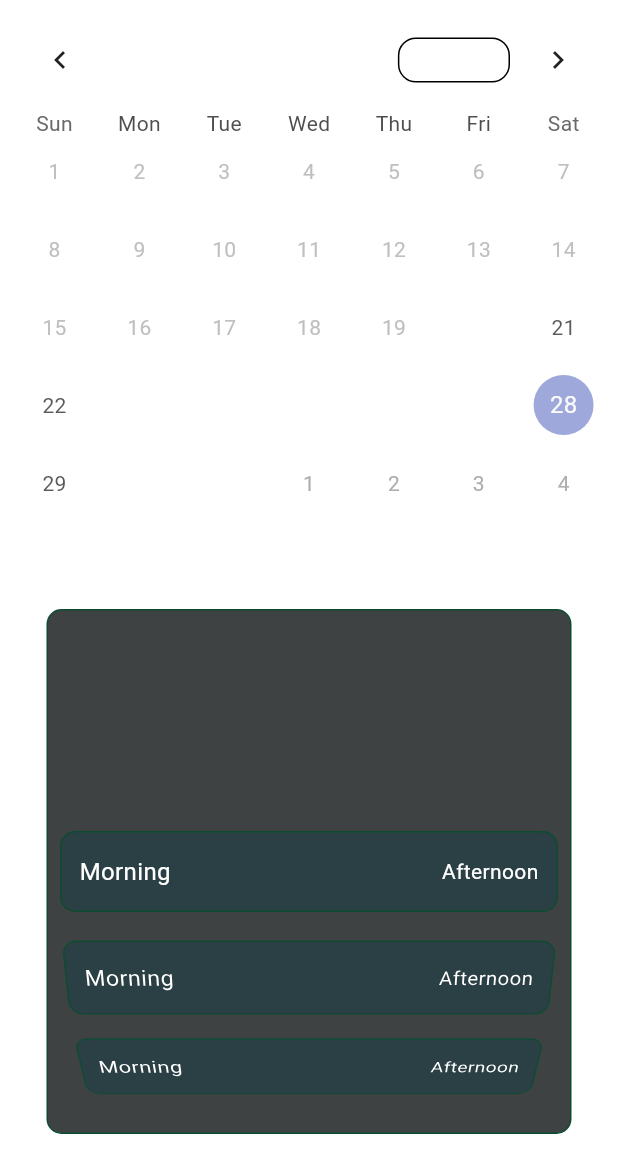
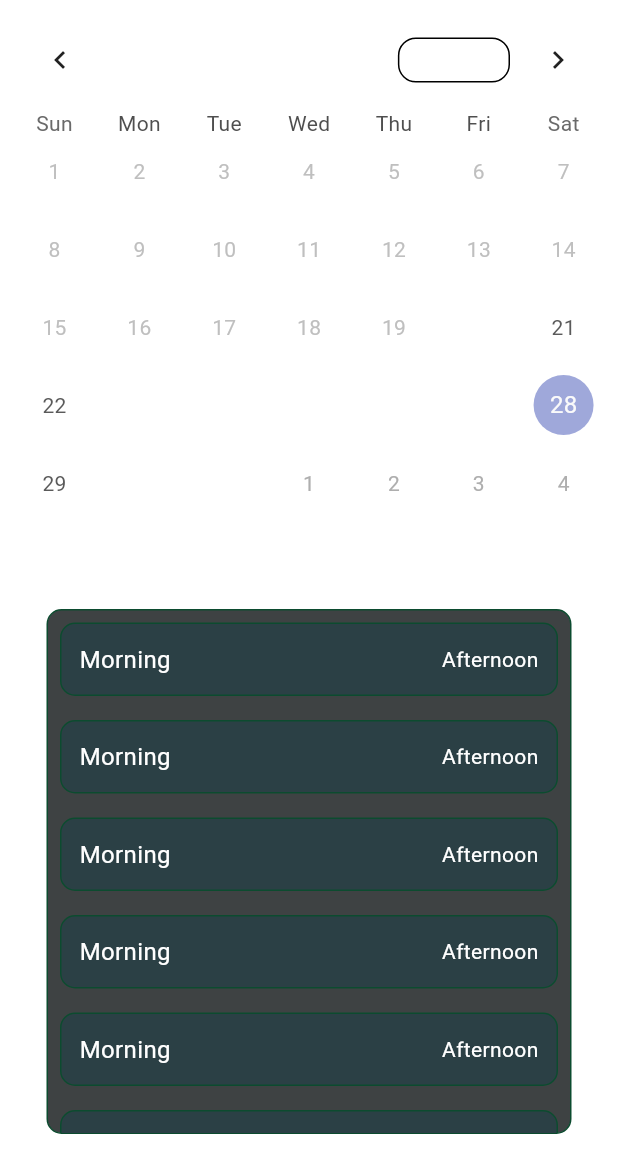
Before and after one commit to Fuadseid/checklist_app_for_medical_tab_user, a Flutter app: the screen it shows after launch, on a phone screen of 412 x 824 dp, the part 84-1236 px from its top. Run offline on Flutter 3.47's test engine with Material 3 defaults, Android fonts, the phone set to English and light mode, and no system bars; drawn by our look-alikes of table_calendar.

Commit message:
correct some missconception

```diff
--- a/checklist_app/lib/Screen/Displaycheck.dart
+++ b/checklist_app/lib/Screen/Displaycheck.dart
@@ -8,9 +8,13 @@ class Displaycheck extends StatefulWidget {
 }
 
 class _DisplaycheckState extends State<Displaycheck> {
-  final double itemExtent = 70.0; // Adjusted height for each item
-
   final List<Map<String, String>> timeLabels = [
+    {'Morning': 'Afternoon'},
+    {'Morning': 'Afternoon'},
+    {'Morning': 'Afternoon'},
+    {'Morning': 'Afternoon'},
+    {'Morning': 'Afternoon'},
+    {'Morning': 'Afternoon'},
     {'Morning': 'Afternoon'},
     {'Morning': 'Afternoon'},
     {'Morning': 'Afternoon'},
@@ -27,12 +31,11 @@ class _DisplaycheckState extends State<Displaycheck> {
       ),
       height: 350,
       width: 350,
-      child: ListWheelScrollView(
-        itemExtent: itemExtent,
-        physics: const FixedExtentScrollPhysics(),
-        children: timeLabels.map((entry) {
-          String label = entry.keys.first;
-          String timeRange = entry.values.first;
+      child: ListView.builder(
+        itemCount: timeLabels.length,
+        itemBuilder: (context, index) {
+          String label = timeLabels[index].keys.first;
+          String timeRange = timeLabels[index].values.first;
 
           return Padding(
             padding: const EdgeInsets.all(8.0),
@@ -60,7 +63,7 @@ class _DisplaycheckState extends State<Displaycheck> {
               ),
             ),
           );
-        }).toList(),
+        },
       ),
     );
   }
```
